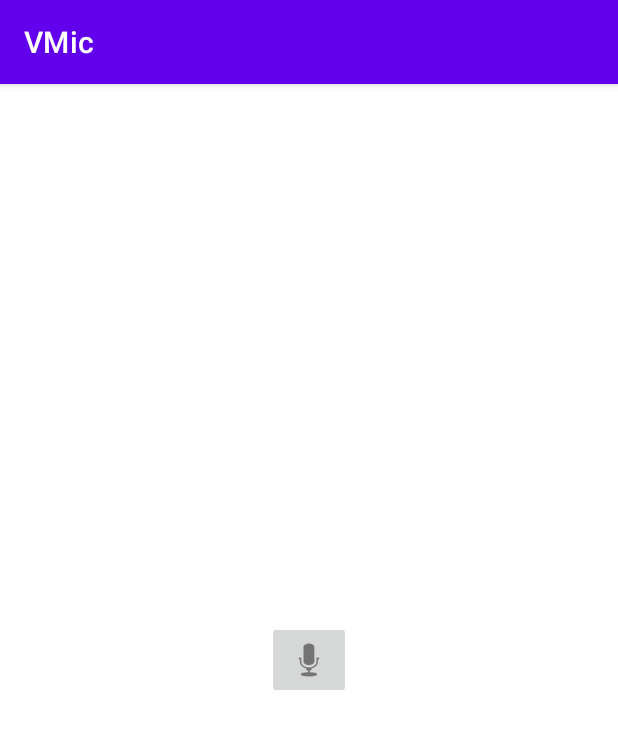
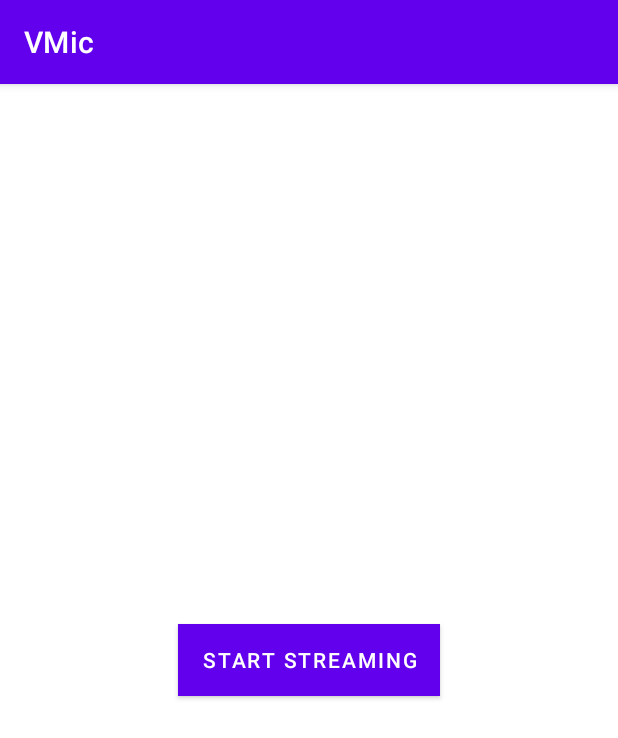
Before and after one commit to s-gv/android-vmic, an Android app: the screen it shows after launch (MainActivity), on a phone screen of 412 x 824 dp. Shown: the top 738 px of the screen. Run offline under Robolectric (Android 15) with nearby library versions, the light colour scheme and no system bars.

Commit message:
Changed button

```diff
--- a/app/src/main/res/layout/activity_main.xml
+++ b/app/src/main/res/layout/activity_main.xml
@@ -6,14 +6,15 @@
     android:layout_height="match_parent"
     tools:context=".MainActivity">
 
-    <ImageButton
-        android:id="@+id/imageButton"
+    <Button
+        android:id="@+id/button"
         android:layout_width="wrap_content"
         android:layout_height="wrap_content"
+        android:text="Start streaming"
         android:onClick="onMicButtonClick"
+        android:background="@android:color/holo_green_light"
         app:layout_constraintBottom_toBottomOf="parent"
         app:layout_constraintEnd_toEndOf="parent"
         app:layout_constraintStart_toStartOf="parent"
-        app:layout_constraintTop_toTopOf="parent"
-        app:srcCompat="@android:drawable/ic_btn_speak_now" />
+        app:layout_constraintTop_toTopOf="parent" />
 </androidx.constraintlayout.widget.ConstraintLayout>
```
Also changed, not shown: app/src/main/java/com/sagargv/vmic/MainActivity.kt (+7 -3 lines).
